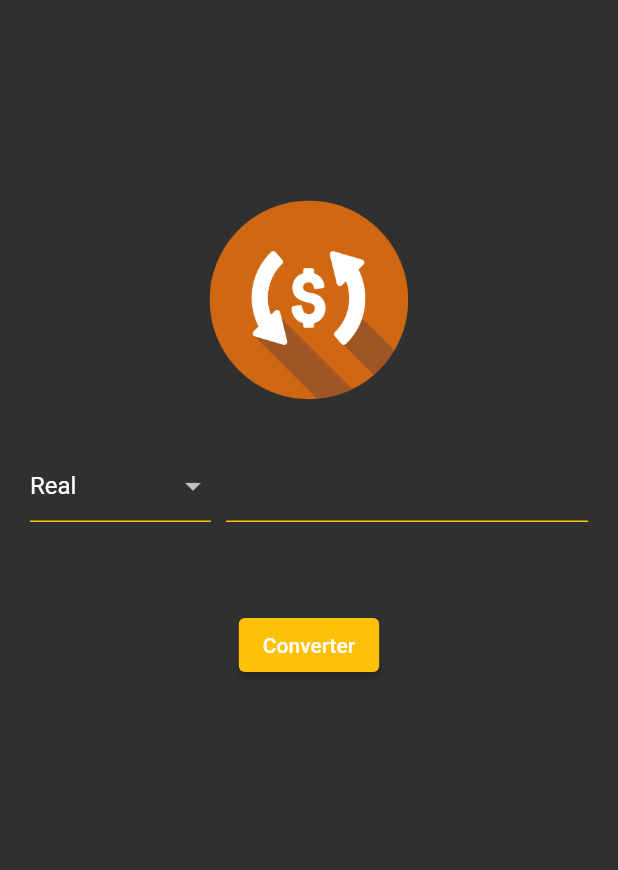
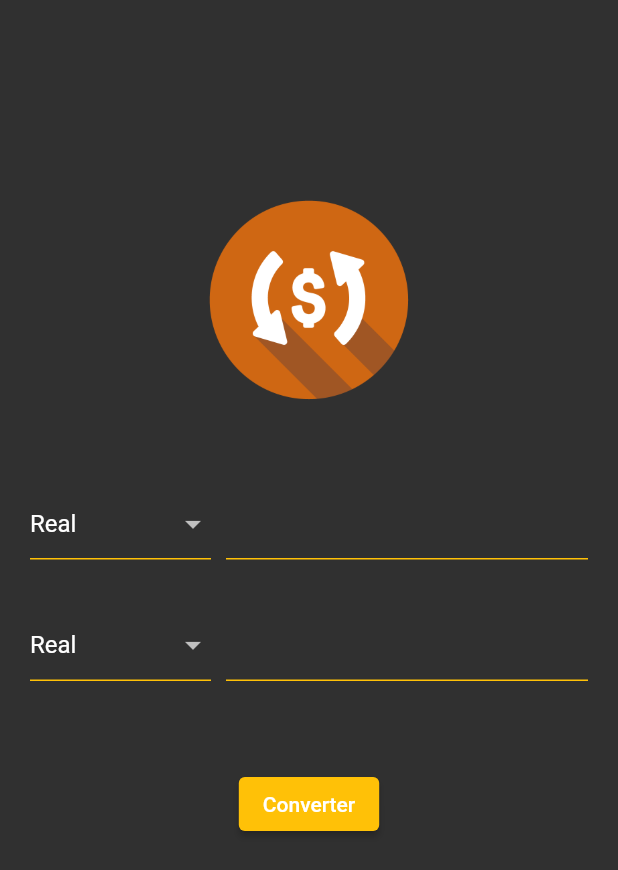
Before and after one commit to EduBarrros/ConversorDeMoedas, a Flutter app: the screen it shows after launch, on a phone screen of 412 x 824 dp. Shown: the top 870 px of the screen. Run offline on Flutter 3.47's test engine with Material 2 defaults, Android fonts, the phone set to English and light mode, and no system bars.

Commit message:
feat: end view section

```diff
--- /dev/null
+++ b/conversor_de_moedas/lib/app/components/currency_box.dart
@@ -0,0 +1,53 @@
+// ignore_for_file: use_key_in_widget_constructors, prefer_const_constructors
+
+import 'package:flutter/material.dart';
+
+class CurrencyBox extends StatelessWidget {
+  @override
+  Widget build(BuildContext context) {
+    return Row(
+                crossAxisAlignment: CrossAxisAlignment.start,
+                children: [
+                  Expanded(
+                      flex: 1,
+                      child: SizedBox(
+                        height: 56,
+                        child: DropdownButton<String>(
+                          isExpanded: true,
+                          underline: Container(
+                            height: 1,
+                            color: Colors.amber,
+                          ),
+                          value: "Real",
+                          // ignore: prefer_const_literals_to_create_immutables
+                          items: [
+                            DropdownMenuItem(
+                              child: Text('Real'),
+                              value: 'Real',
+                            ),
+                            DropdownMenuItem(
+                              child: Text('Dolar'),
+                              value: 'Dolar',
+                            ),
+                          ],
+                          onChanged: (value) {},
+                        ),
+                      )),
+                  SizedBox(
+                    width: 10,
+                  ),
+                  Expanded(
+                    flex: 2,
+                    child: TextField(
+                      decoration: InputDecoration(
+                        enabledBorder: UnderlineInputBorder(
+                            borderSide: BorderSide(color: Colors.amber)),
+                        focusedBorder: UnderlineInputBorder(
+                            borderSide: BorderSide(color: Colors.amber)),
+                      ),
+                    ),
+                  ),
+                ],
+              );
+  }
+}
--- a/conversor_de_moedas/lib/app/views/home_view.dart
+++ b/conversor_de_moedas/lib/app/views/home_view.dart
@@ -1,5 +1,6 @@
 // ignore_for_file: prefer_const_constructors, prefer_const_literals_to_create_immutables, use_key_in_widget_constructors
 
+import 'package:conversor_de_moedas/app/components/currency_box.dart';
 import 'package:flutter/material.dart';
 
 class HomeView extends StatelessWidget {
@@ -15,56 +16,15 @@ class HomeView extends StatelessWidget {
           child: Column(
             children: [
               Image.asset('assets/logo.png', width: 200, height: 200),
-              SizedBox(
-                width: MediaQuery.of(context).size.width,
-                child: Row(
-                  crossAxisAlignment: CrossAxisAlignment.start,
-                  children: [
-                    Expanded(
-                        flex: 1,
-                        child: SizedBox(
-                          height: 56,
-                          child: DropdownButton<String>(
-                            isExpanded: true,
-                            underline: Container(
-                              height: 1,
-                              color: Colors.amber,
-                            ),
-                            value: "Real",
-                            items: [
-                              DropdownMenuItem(
-                                child: Text('Real'),
-                                value: 'Real',
-                              ),
-                              DropdownMenuItem(
-                                child: Text('Dolar'),
-                                value: 'Dolar',
-                              ),
-                            ],
-                            onChanged: (value) {},
-                          ),
-                        )),
-                    SizedBox(
-                      width: 10,
-                    ),
-                    Expanded(
-                      flex: 2,
-                      child: TextField(
-                        decoration: InputDecoration(
-                          enabledBorder: UnderlineInputBorder(
-                              borderSide: BorderSide(color: Colors.amber)),
-                          focusedBorder: UnderlineInputBorder(
-                              borderSide: BorderSide(color: Colors.amber)),
-                        ),
-                      ),
-                    ),
-                  ],
-                ),
-              ),
+              SizedBox(height: 25),
+              CurrencyBox(),
+              SizedBox(height: 25),
+              CurrencyBox(),
               SizedBox(height: 50),
-              ElevatedButton(style: ElevatedButton.styleFrom(
-                primary: Colors.amber
-              ), onPressed: () {}, child: Text('Converter'))
+              ElevatedButton(
+                  style: ElevatedButton.styleFrom(primary: Colors.amber),
+                  onPressed: () {},
+                  child: Text('Converter'))
             ],
           ),
         ),
```
